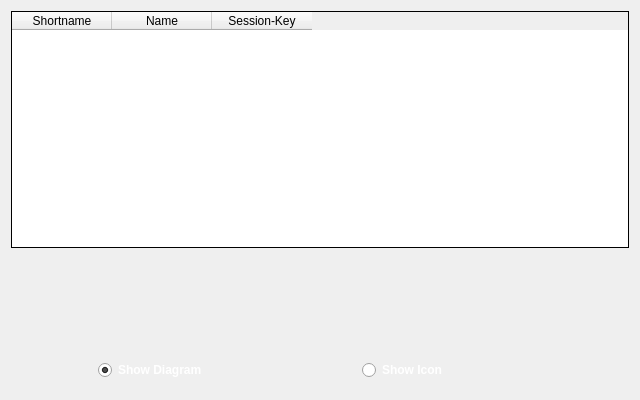
Above: src/ui/sessionwidget.ui from thm-projects/arsnova-overlay before the change. Below: the same form after it.
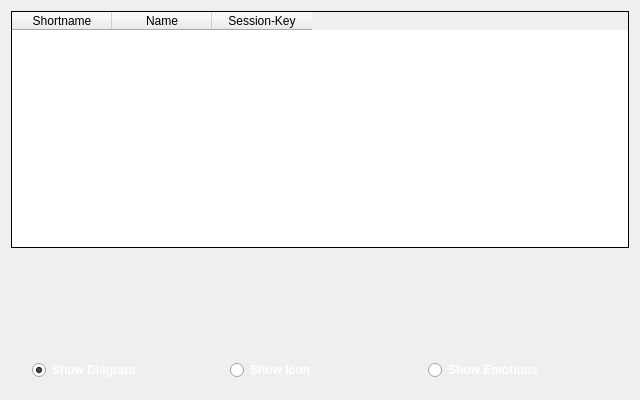
That is the form after the change. Icons and pictures are not drawn. Custom widgets are drawn as their Qt base class.

Commit message:
Added new feature: New widget type showing emote icons
The icons are not exactly the same as in ARSnova but very similar.

The edit to the form file:
```diff
--- a/src/ui/sessionwidget.ui
+++ b/src/ui/sessionwidget.ui
@@ -232,6 +232,86 @@
           </property>
          </spacer>
         </item>
+        <item>
+         <layout class="QVBoxLayout" name="verticalLayout_3">
+          <item>
+           <widget class="EmoteDiagramWidget" name="emotediagramwidget" native="true">
+            <property name="minimumSize">
+             <size>
+              <width>180</width>
+              <height>104</height>
+             </size>
+            </property>
+            <property name="maximumSize">
+             <size>
+              <width>180</width>
+              <height>104</height>
+             </size>
+            </property>
+           </widget>
+          </item>
+          <item>
+           <widget class="QRadioButton" name="emoteRadioButton">
+            <property name="palette">
+             <palette>
+              <active>
+               <colorrole role="WindowText">
+                <brush brushstyle="SolidPattern">
+                 <color alpha="255">
+                  <red>255</red>
+                  <green>255</green>
+                  <blue>255</blue>
+                 </color>
+                </brush>
+               </colorrole>
+              </active>
+              <inactive>
+               <colorrole role="WindowText">
+                <brush brushstyle="SolidPattern">
+                 <color alpha="255">
+                  <red>255</red>
+                  <green>255</green>
+                  <blue>255</blue>
+                 </color>
+                </brush>
+               </colorrole>
+              </inactive>
+              <disabled>
+               <colorrole role="WindowText">
+                <brush brushstyle="SolidPattern">
+                 <color alpha="255">
+                  <red>123</red>
+                  <green>121</green>
+                  <blue>119</blue>
+                 </color>
+                </brush>
+               </colorrole>
+              </disabled>
+             </palette>
+            </property>
+            <property name="styleSheet">
+             <string notr="true">font-weight: bold;</string>
+            </property>
+            <property name="text">
+             <string>Show Emotions</string>
+            </property>
+           </widget>
+          </item>
+         </layout>
+        </item>
+        <item>
+         <spacer name="horizontalSpacer_4">
+          <property name="orientation">
+           <enum>Qt::Horizontal</enum>
+          </property>
+          <property name="sizeHint" stdset="0">
+           <size>
+            <width>40</width>
+            <height>20</height>
+           </size>
+          </property>
+         </spacer>
+        </item>
        </layout>
       </item>
       <item row="3" column="2">
@@ -303,6 +383,11 @@
    <extends>QWidget</extends>
    <header>qplugin/logodiagramwidget.h</header>
   </customwidget>
+  <customwidget>
+   <class>EmoteDiagramWidget</class>
+   <extends>QWidget</extends>
+   <header>qplugin/emotediagramwidget.h</header>
+  </customwidget>
  </customwidgets>
  <resources>
   <include location="../resources/resources.qrc"/>
```
The commit also changes 26 other files.
